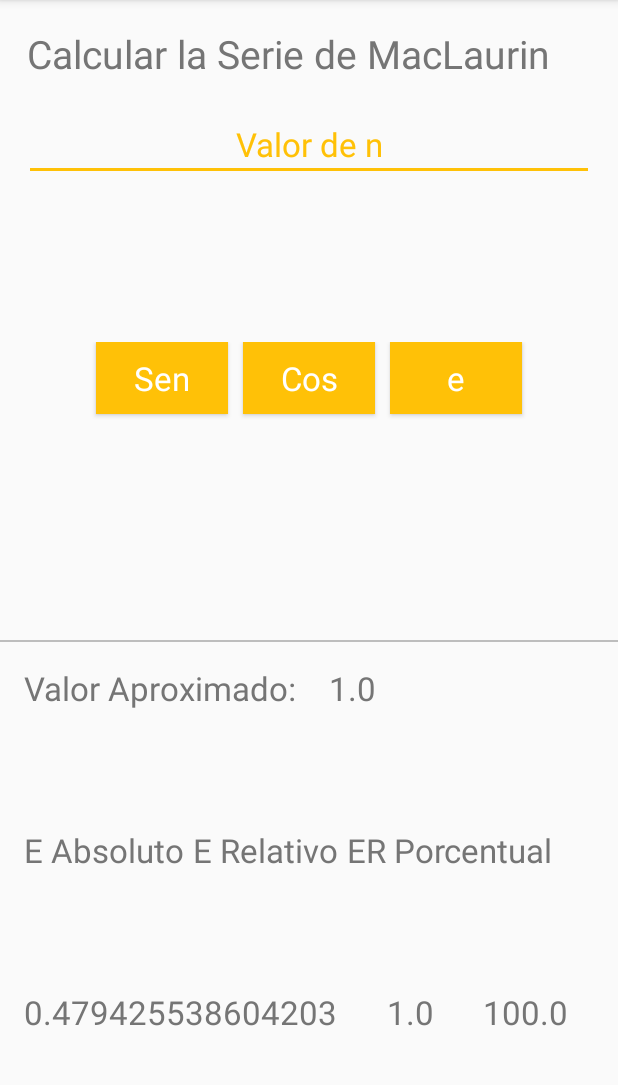
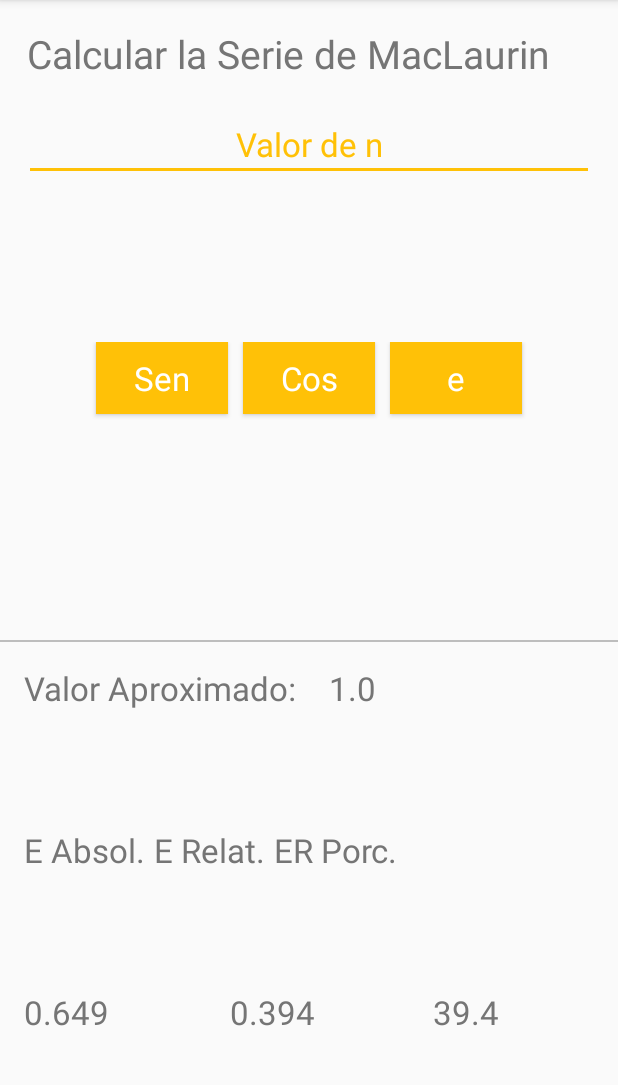
Before and after one commit to FernandaOchoa/MetodosNumericos, an Android app: the screen it shows after launch (MainActivity), after a tap on an icon or button, on a phone screen of 412 x 824 dp, the part 84-1169 px from its top. Run offline under Robolectric (Android 15) with nearby library versions, the phone set to English and light mode, and no system bars; 1 statement that could not run was skipped; 2 other taps on this screen came first.

Commit message:
add: All modules

```diff
--- a/SerieMacLaurin/app/src/main/java/com/monsh/seriemaclaurin/MainActivity.java
+++ b/SerieMacLaurin/app/src/main/java/com/monsh/seriemaclaurin/MainActivity.java
@@ -6,6 +6,8 @@ import android.view.View;
 import android.widget.Button;
 import android.widget.EditText;
 import android.widget.TextView;
+
+import java.text.DecimalFormat;
 
 /**
  * Created by monsh on 12/02/2018.
@@ -22,6 +24,8 @@ public class MainActivity extends AppCompatActivity {
     // n iteraciones (EditText)
     String a;
     int n;
+
+    DecimalFormat decimales = new DecimalFormat("0.000");
 
     //public static final double DX = 0.01;
     static final int OPCION_SENO = 1;
@@ -119,6 +123,10 @@ public class MainActivity extends AppCompatActivity {
         }
         rE = getResultadoEvaluado();
         tvValAppSerie.setText(String.valueOf(getResultadoEvaluado()));
+
+        errorAbsoluto(rE);
+        errorRelativo(eA);
+        errorPorcentual(eR);
     }
 
     public void calcE(View view) {
@@ -138,6 +146,10 @@ public class MainActivity extends AppCompatActivity {
         }
         rE = getResultadoEvaluado();
         tvValAppSerie.setText(String.valueOf(getResultadoEvaluado()));
+
+        errorAbsoluto(rE);
+        errorRelativo(eA);
+        errorPorcentual(eR);
     }
 
     public void calcSen(View view) {
@@ -170,18 +182,21 @@ public class MainActivity extends AppCompatActivity {
 
     public double errorAbsoluto(double resEv){
         eA = Math.abs(resEv - getResultadoReal());
+        eA = Double.parseDouble(decimales.format(eA));
         tvEA.setText(String.valueOf(eA));
         return eA;
     }
 
     public double errorRelativo(double eRel){
         eR = (Math.abs(eRel)/getResultadoReal());
+        eR = Double.parseDouble(decimales.format(eR));
         tvER.setText(String.valueOf(eR));
         return  eR;
     }
 
     public void errorPorcentual(double eRelat){
         eP = (eRelat * 100);
+        eP = Double.parseDouble(decimales.format(eP));
         tvERP.setText(String.valueOf(eP));
 
     }
--- a/SerieMacLaurin/app/src/main/res/values/strings.xml
+++ b/SerieMacLaurin/app/src/main/res/values/strings.xml
@@ -7,10 +7,10 @@
     <string name="btnE">e</string>
     <string name="valueAppSerie">xxx</string>
     <string name="lblValSerie">Valor Aproximado: </string>
-    <string name="lblEA">E Absoluto</string>
+    <string name="lblEA">E Absol.</string>
     <string name="valueEA">sss</string>
-    <string name="lblER">E Relativo</string>
+    <string name="lblER">E Relat.</string>
     <string name="valueER">eeeee</string>
-    <string name="lblERP">ER Porcentual</string>
+    <string name="lblERP">ER Porc.</string>
     <string name="valueERP">zzz</string>
 </resources>
```
